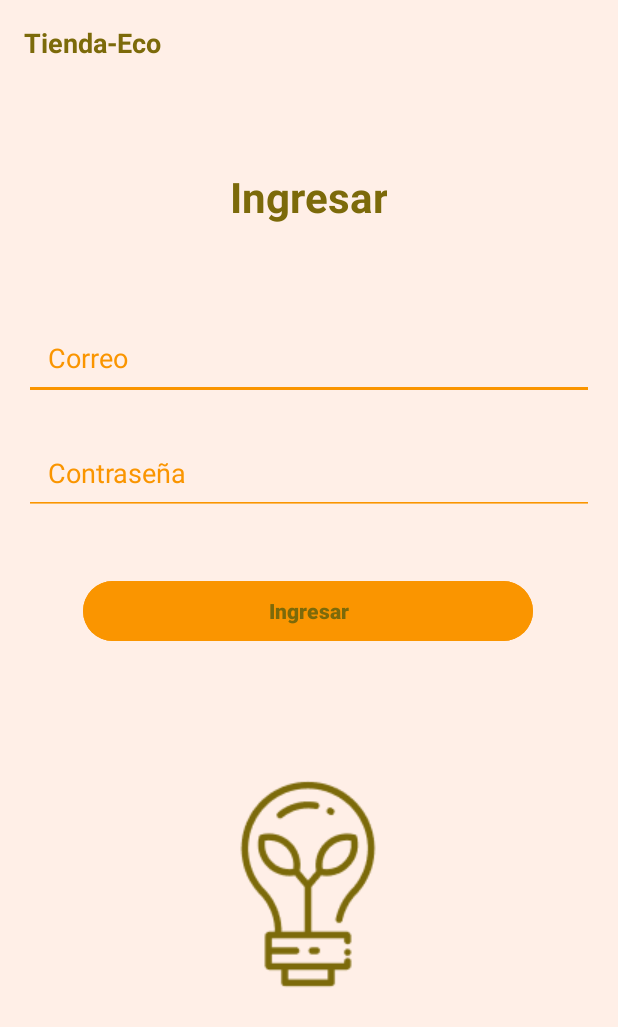
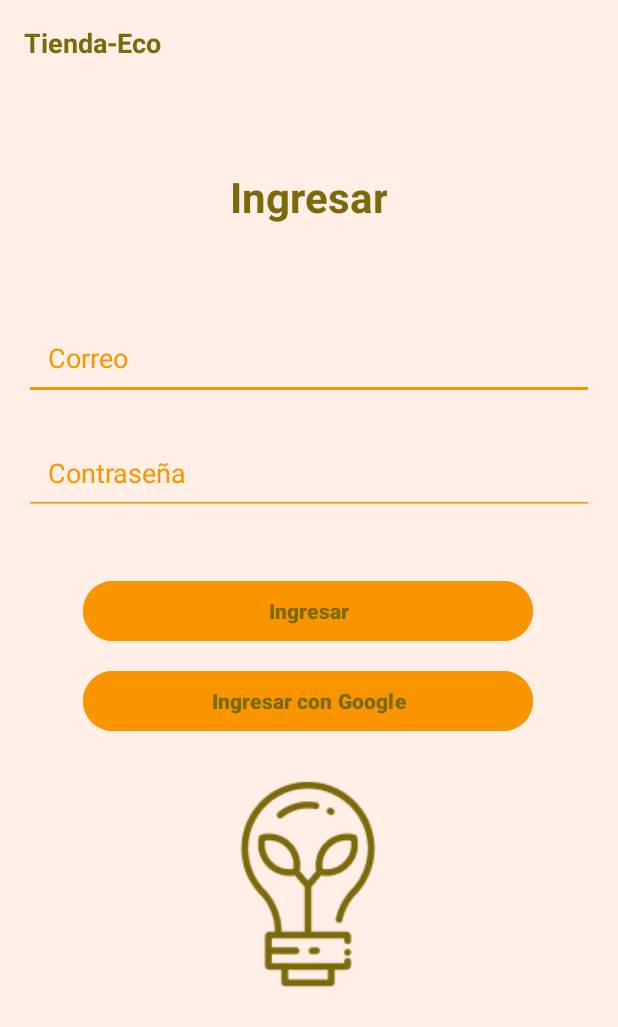
Before and after one commit to CarlosMSosaC/TiendaEco, an Android app: the FormularioIngreso screen opened directly, with no data from a screen before it, on a phone screen of 412 x 824 dp. Shown: the top 1027 px of the screen. Run offline under Robolectric (Android 15) with nearby library versions, the phone set to English and light mode, and no system bars.

Commit message:
Ajustes de fragment

```diff
--- a/app/src/main/java/com/example/tiendaeco/MainActivity.java
+++ b/app/src/main/java/com/example/tiendaeco/MainActivity.java
@@ -21,4 +21,5 @@ public class MainActivity extends AppCompatActivity {
             return insets;
         });
     }
+
 }
--- a/app/src/main/res/layout/activity_formulario_ingreso.xml
+++ b/app/src/main/res/layout/activity_formulario_ingreso.xml
@@ -84,6 +84,29 @@
         app:layout_constraintStart_toStartOf="parent"
         app:layout_constraintTop_toBottomOf="@+id/etContrasena" />
 
+    <Button
+        android:id="@+id/btnIngresarGoogle"
+        android:layout_width="300dp"
+        android:layout_height="wrap_content"
+        android:layout_marginTop="12dp"
+        android:backgroundTint="@color/cuarto_color"
+        android:text="@string/IngresoGoogle"
+        android:textColor="@color/primer_color_texto"
+        android:textStyle="bold"
+        android:drawableStart="@drawable/ic_google"
+        android:drawablePadding="12dp"
+        android:paddingStart="16dp"
+        android:paddingEnd="16dp"
+        app:cornerRadius="50dp"
+        app:layout_constraintEnd_toEndOf="parent"
+        app:layout_constraintHorizontal_bias="0.495"
+        app:layout_constraintStart_toStartOf="parent"
+        app:layout_constraintTop_toBottomOf="@+id/btnIngresar" />
+
+
+
+
+
     <ImageView
         android:id="@+id/iv_logo_ecology"
         android:layout_width="wrap_content"
--- a/app/src/main/res/layout/fragment_lista_productos.xml
+++ b/app/src/main/res/layout/fragment_lista_productos.xml
@@ -39,7 +39,10 @@
         android:id="@+id/recycler_productos"
         android:layout_width="match_parent"
         android:layout_height="wrap_content"
-        android:layout_marginTop="56dp" />
+        android:layout_below="@id/tvStoreName"
+        android:layout_marginTop="8dp"
+        android:padding="8dp"
+        android:clipToPadding="false" />
 
 
 </RelativeLayout>
--- a/app/src/main/res/values/strings.xml
+++ b/app/src/main/res/values/strings.xml
@@ -17,5 +17,6 @@
     <string name="DescripcionCepillo">Paquete de 2 unidades\nMaterial: Bambú 100% natural\nDuración: 3 meses\nRespetuoso con el medio ambiente</string>
     <string name="Eliminar">Eliminar</string>
     <string name="Comprar">Comprar</string>
+    <string name="IngresoGoogle">Ingresar con Google</string>
 
 </resources>
```
Also changed, not shown: app/src/main/java/com/example/tiendaeco/ListaProductosFragment.java (added, +54 -0 lines), app/src/main/java/com/example/tiendaeco/Producto.java (added, +23 -0 lines), app/src/main/java/com/example/tiendaeco/ProductoAdapter.java (added, +59 -0 lines), app/src/main/res/layout/item_producto.xml (+9 -0 lines), app/src/main/java/com/example/tiendaeco/CartaProductos.java (line endings or trailing spaces), app/src/main/res/drawable/ic_google.png (added), app/src/main/res/drawable/mirror.jpg (added), app/src/main/res/drawable/serum.jpg (added), app/src/main/res/drawable/wood_chair.jpg (added).
